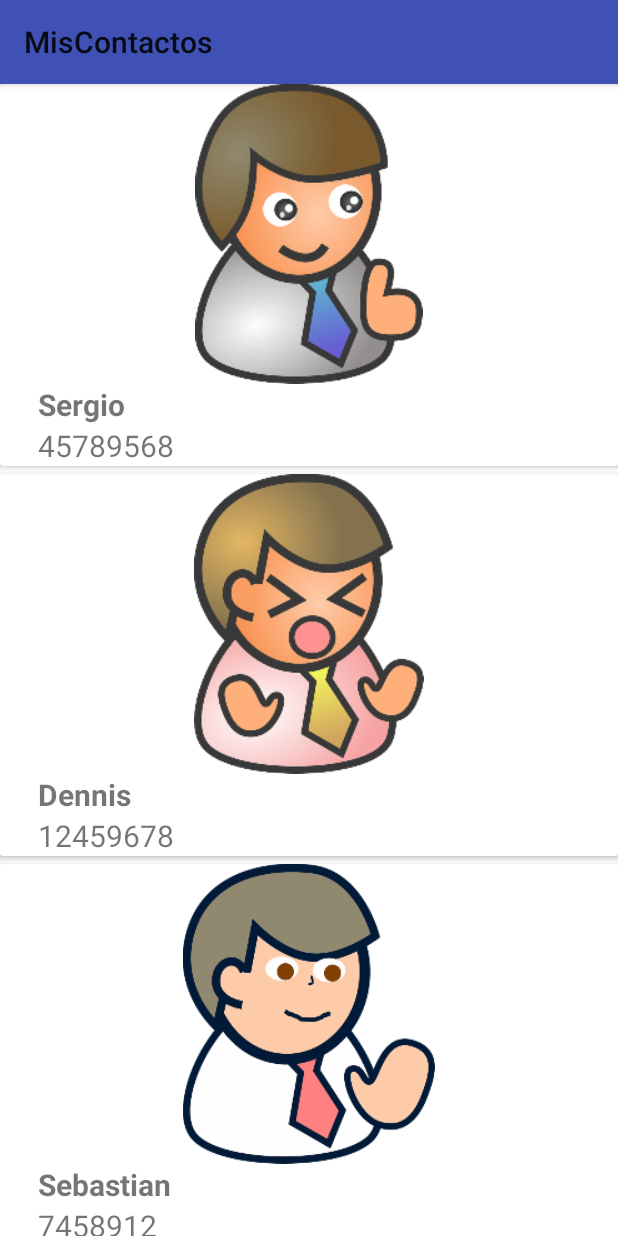
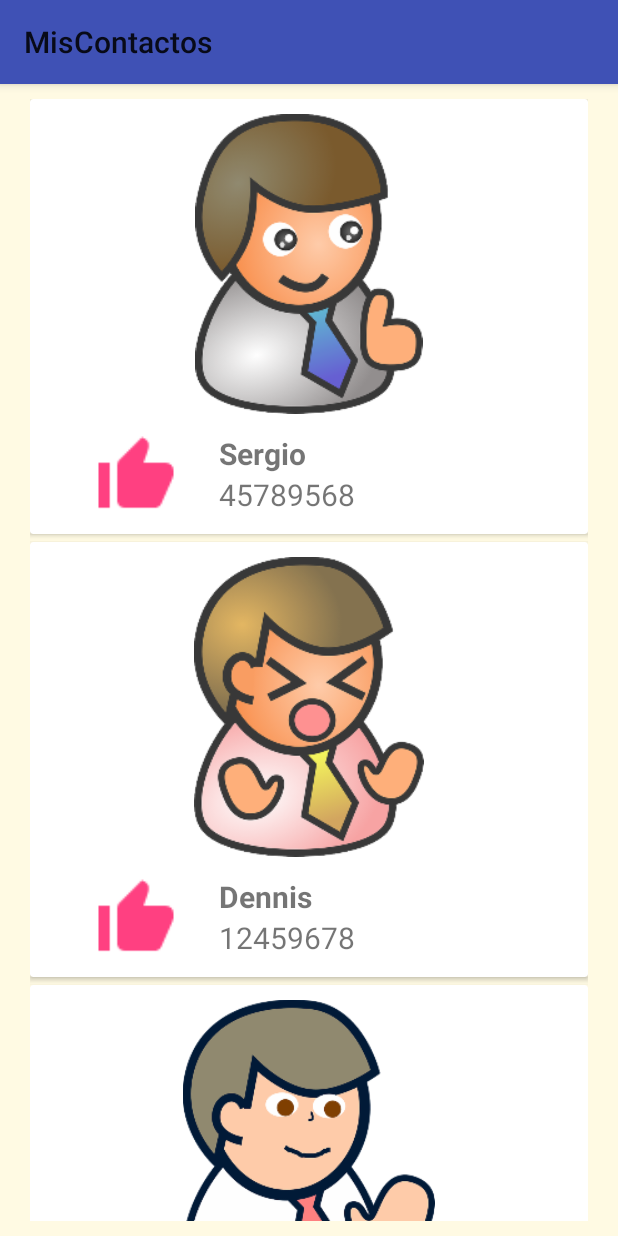
Before and after one commit to ser61/udemi_contactos, an Android app: the screen it shows after launch (MainActivity), on a phone screen of 412 x 824 dp. Run offline under Robolectric (Android 15) with nearby library versions, the phone set to English and light mode, and no system bars.

Commit message:
Agregando boton de Like

```diff
--- a/app/src/main/java/com/weiser/sergio_w/miscontactos/ContactoAdapter.java
+++ b/app/src/main/java/com/weiser/sergio_w/miscontactos/ContactoAdapter.java
@@ -1,11 +1,14 @@
 package com.weiser.sergio_w.miscontactos;
 
+import android.app.Activity;
+import android.content.Intent;
 import android.support.v7.widget.RecyclerView;
 import android.view.LayoutInflater;
 import android.view.View;
 import android.view.ViewGroup;
 import android.widget.ImageView;
 import android.widget.TextView;
+import android.widget.Toast;
 
 import java.util.ArrayList;
 
@@ -15,9 +18,11 @@ import java.util.ArrayList;
 public class ContactoAdapter extends RecyclerView.Adapter<ContactoAdapter.ContactoViewHolder>{
 
     private ArrayList<Contacto> contactos;
+    private Activity activity;
 
-    public ContactoAdapter(ArrayList<Contacto> contactos) {
+    public ContactoAdapter(ArrayList<Contacto> contactos, Activity activity) {
         this.contactos = contactos;
+        this.activity = activity;
     }
 
     @Override
@@ -28,10 +33,29 @@ public class ContactoAdapter extends RecyclerView.Adapter<ContactoAdapter.Contac
 
     @Override
     public void onBindViewHolder(ContactoViewHolder contactoViewHolder, int position) {
-        Contacto contacto = contactos.get(position);
+        final Contacto contacto = contactos.get(position);
         contactoViewHolder.ivFoto.setImageResource(contacto.getFoto());
         contactoViewHolder.tvNombre.setText(contacto.getNombre());
         contactoViewHolder.tvTelefono.setText(contacto.getTelefono());
+
+        contactoViewHolder.ivFoto.setOnClickListener(new View.OnClickListener() {
+            @Override
+            public void onClick(View view) {
+                Toast.makeText(activity, contacto.getNombre(), Toast.LENGTH_SHORT).show();
+                Intent intent = new Intent(activity, DetalleContacto.class);
+                intent.putExtra("Nombre", contacto.getNombre());
+                intent.putExtra("Telefono", contacto.getTelefono());
+                intent.putExtra("Email", contacto.getEmail());
+                activity.startActivity(intent);
+            }
+        });
+
+        contactoViewHolder.ivLike.setOnClickListener(new View.OnClickListener() {
+            @Override
+            public void onClick(View view) {
+                Toast.makeText(activity, "Diste Like a: " + contacto.getNombre(), Toast.LENGTH_SHORT).show();
+            }
+        });
     }
 
     @Override
@@ -42,13 +66,14 @@ public class ContactoAdapter extends RecyclerView.Adapter<ContactoAdapter.Contac
     public static class ContactoViewHolder extends RecyclerView.ViewHolder{
 
         private TextView tvNombre, tvTelefono;
-        private ImageView ivFoto;
+        private ImageView ivFoto, ivLike;
 
         public ContactoViewHolder(View itemView) {
             super(itemView);
             this.ivFoto = (ImageView) itemView.findViewById(R.id.ivFoto);
             this.tvNombre = (TextView) itemView.findViewById(R.id.tvNombre);
             this.tvTelefono = (TextView) itemView.findViewById(R.id.tvTelefono);
+            this.ivLike = (ImageView) itemView.findViewById(R.id.ivLike);
         }
     }
 }
--- a/app/src/main/java/com/weiser/sergio_w/miscontactos/DetalleContacto.java
+++ b/app/src/main/java/com/weiser/sergio_w/miscontactos/DetalleContacto.java
@@ -7,6 +7,7 @@ import android.net.Uri;
 import android.support.v4.app.ActivityCompat;
 import android.support.v7.app.AppCompatActivity;
 import android.os.Bundle;
+import android.support.v7.widget.Toolbar;
 import android.view.KeyEvent;
 import android.view.View;
 import android.widget.TextView;
@@ -19,6 +20,9 @@ public class DetalleContacto extends AppCompatActivity {
     protected void onCreate(Bundle savedInstanceState) {
         super.onCreate(savedInstanceState);
         setContentView(R.layout.activity_detalle_contacto);
+        Toolbar miActionBar = (Toolbar) findViewById(R.id.miActionBar);
+        setSupportActionBar(miActionBar);
+
         Bundle bundle = getIntent().getExtras();
         String nombre = bundle.getString("Nombre");
         String telefono = bundle.getString("Telefono");
--- a/app/src/main/java/com/weiser/sergio_w/miscontactos/MainActivity.java
+++ b/app/src/main/java/com/weiser/sergio_w/miscontactos/MainActivity.java
@@ -52,7 +52,7 @@ public class MainActivity extends AppCompatActivity {
     }
 
     public void iniciarAdapter() {
-        ContactoAdapter contactoAdapter = new ContactoAdapter(contactos);
+        ContactoAdapter contactoAdapter = new ContactoAdapter(contactos, this);
         this.rvLista.setAdapter(contactoAdapter);
     }
 
--- a/app/src/main/res/layout/actionbar.xml
+++ b/app/src/main/res/layout/actionbar.xml
@@ -7,6 +7,7 @@
     android:elevation="@dimen/elevationBar"
     android:theme="@style/ThemeOverlay.AppCompat.ActionBar"
     app:popupTheme="@style/ThemeOverlay.AppCompat.ActionBar"
+    android:titleTextColor="@color/blanco"
     >
 
 </android.support.v7.widget.Toolbar>
--- a/app/src/main/res/layout/activity_detalle_contacto.xml
+++ b/app/src/main/res/layout/activity_detalle_contacto.xml
@@ -4,6 +4,7 @@
     android:layout_width="match_parent"
     android:layout_height="match_parent"
     android:orientation="vertical"
+    android:background="@color/background"
     tools:context="com.weiser.sergio_w.miscontactos.DetalleContacto">
 
     <include
--- a/app/src/main/res/layout/activity_main.xml
+++ b/app/src/main/res/layout/activity_main.xml
@@ -3,6 +3,7 @@
     xmlns:tools="http://schemas.android.com/tools"
     android:layout_width="match_parent"
     android:layout_height="match_parent"
+    android:background="@color/background"
     tools:context="com.weiser.sergio_w.miscontactos.MainActivity">
 
     <include
@@ -23,6 +24,10 @@
         android:id="@+id/rvLista"
         android:layout_width="match_parent"
         android:layout_height="match_parent"
+        android:layout_marginTop="10dp"
+        android:layout_marginLeft="20dp"
+        android:layout_marginRight="20dp"
+        android:layout_marginBottom="10dp"
         android:layout_below="@+id/miActionBar"
         >
 
--- a/app/src/main/res/layout/cardview_contactos.xml
+++ b/app/src/main/res/layout/cardview_contactos.xml
@@ -12,6 +12,10 @@
     <LinearLayout
         android:layout_width="match_parent"
         android:layout_height="match_parent"
+        android:layout_marginTop="10dp"
+        android:layout_marginLeft="15dp"
+        android:layout_marginRight="15dp"
+        android:layout_marginBottom="10dp"
         android:orientation="vertical"
         >
         <ImageView
@@ -20,6 +24,28 @@
             android:layout_height="200dp"
             android:src="@drawable/user_kempachi"
             />
+        <LinearLayout
+            android:id="@+id/llDescripcion"
+            android:layout_width="match_parent"
+            android:layout_height="wrap_content"
+            android:layout_marginTop="10dp"
+            android:orientation="horizontal"
+            >
+            <ImageView
+                android:id="@+id/ivLike"
+                android:layout_width="60dp"
+                android:layout_height="60dp"
+                android:layout_marginLeft="25dp"
+                android:layout_gravity="center_vertical"
+                android:src="@drawable/like"
+                />
+            <LinearLayout
+                android:id="@+id/llDatos"
+                android:layout_width="wrap_content"
+                android:layout_height="wrap_content"
+                android:orientation="vertical"
+                android:layout_gravity="center_vertical"
+                >
                 <TextView
                     android:id="@+id/tvNombre"
                     android:layout_width="wrap_content"
@@ -38,5 +64,7 @@
                     android:text="Telefono"
                     />
             </LinearLayout>
+        </LinearLayout>
+    </LinearLayout>
 
 </android.support.v7.widget.CardView>
--- a/app/src/main/res/values/colors.xml
+++ b/app/src/main/res/values/colors.xml
@@ -3,4 +3,6 @@
     <color name="colorPrimary">#3F51B5</color>
     <color name="colorPrimaryDark">#303F9F</color>
     <color name="colorAccent">#FF4081</color>
+    <color name="background">#FFFAE3</color>
+    <color name="blanco">#FFFFFF</color>
 </resources>
```
Also changed, not shown: app/src/main/res/drawable-hdpi/like.png (added), app/src/main/res/drawable-mdpi/like.png (added), app/src/main/res/drawable-xhdpi/like.png (added), app/src/main/res/drawable-xxhdpi/like.png (added), app/src/main/res/drawable-xxxhdpi/like.png (added). Lines whose indentation alone changed are shown as unchanged.
